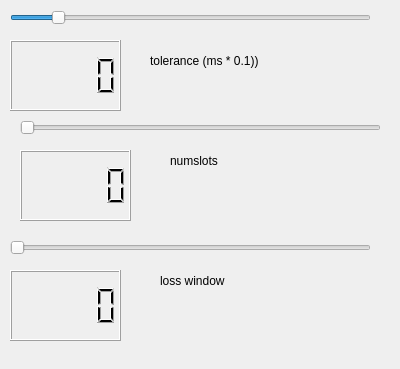
First picture: the form in herlpergui.ui, repository jacktrip/jacktrip, before the edit.
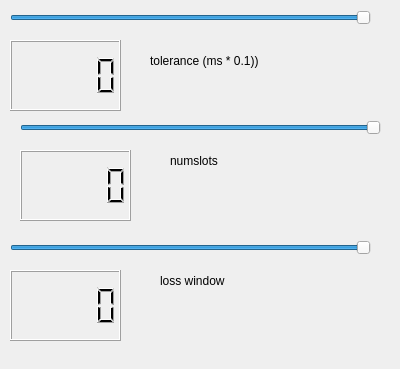
Second picture: the form after the edit.

Commit message: GUI on lost window

The edit to the form file:
```diff
--- a/herlpergui.ui
+++ b/herlpergui.ui
@@ -26,10 +26,10 @@
     <number>1</number>
    </property>
    <property name="maximum">
-    <number>500</number>
+    <number>1000</number>
    </property>
    <property name="value">
-    <number>60</number>
+    <number>1000</number>
    </property>
    <property name="orientation">
     <enum>Qt::Horizontal</enum>
@@ -91,11 +91,14 @@
     </rect>
    </property>
    <property name="minimum">
-    <number>0</number>
+    <number>1</number>
    </property>
    <property name="maximum">
     <number>64</number>
    </property>
+   <property name="value">
+    <number>64</number>
+   </property>
    <property name="orientation">
     <enum>Qt::Horizontal</enum>
    </property>
@@ -128,6 +131,9 @@
    <property name="maximum">
     <number>64</number>
    </property>
+   <property name="value">
+    <number>64</number>
+   </property>
    <property name="orientation">
     <enum>Qt::Horizontal</enum>
    </property>
```
The commit also changes 1 other file.
